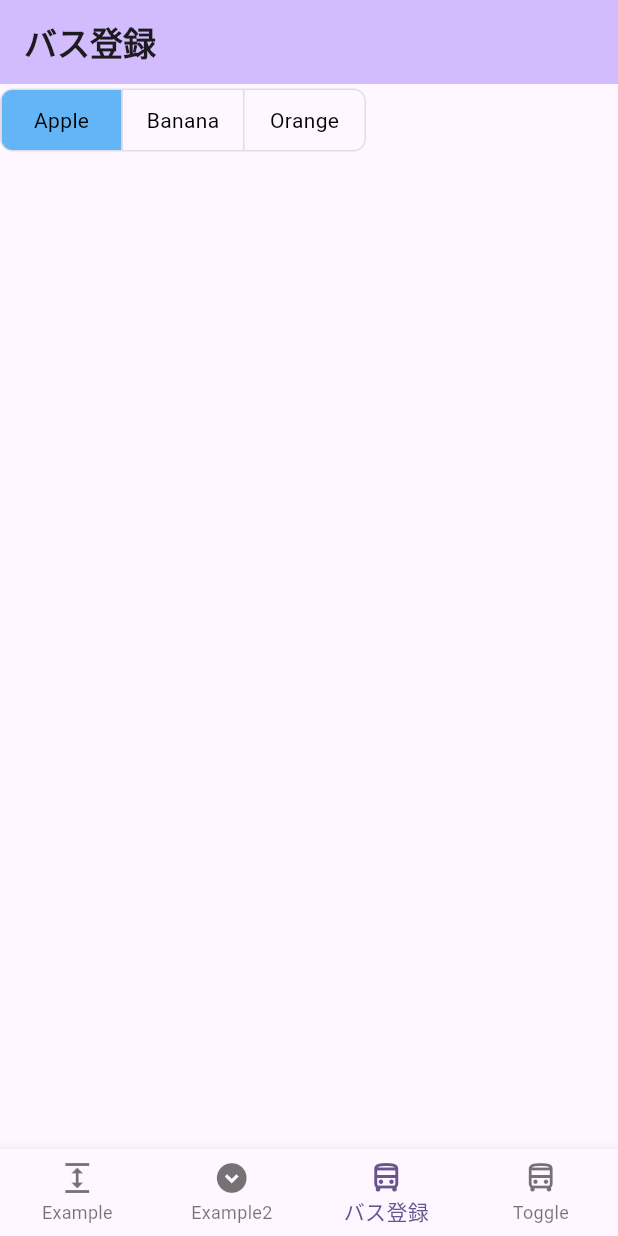
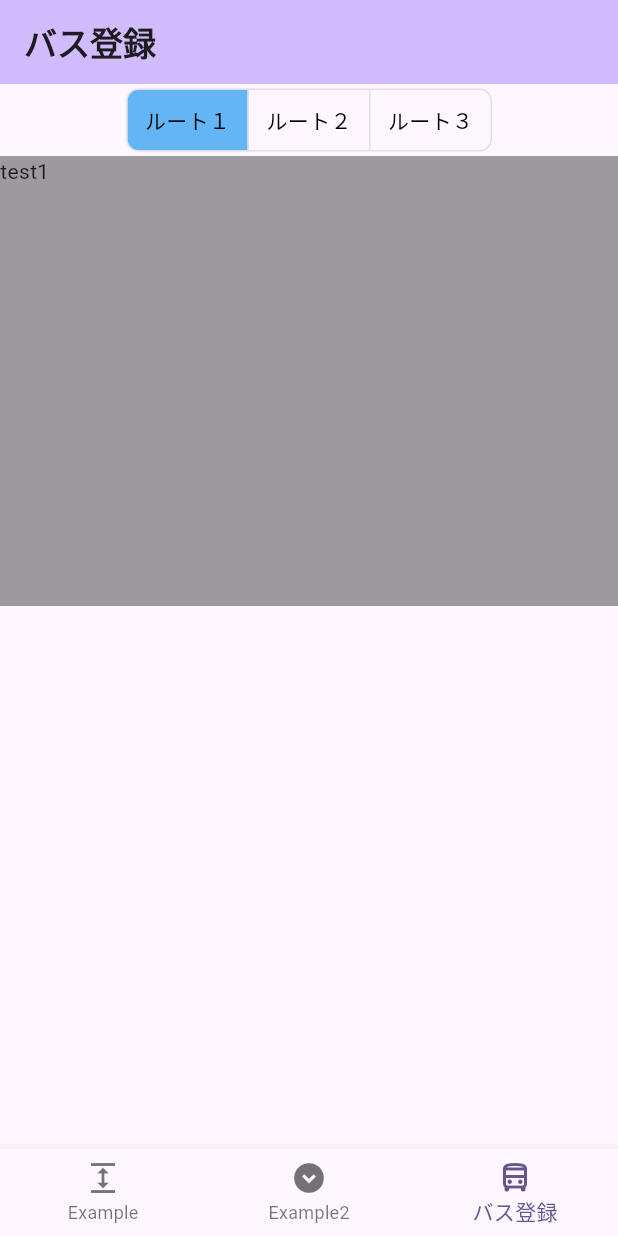
Before and after one commit to Yoshidagumi-group5/bus_app, a Flutter app: the screen it shows after launch, item 3 of the bottom bar chosen, on a phone screen of 412 x 824 dp. Run offline on Flutter 3.47's test engine with Material 3 defaults, Android fonts, the phone set to English and light mode, and no system bars; our stand-ins replace flutter_riverpod, hooks_riverpod.

Commit message:
ちょっと変更

```diff
--- a/lib/main.dart
+++ b/lib/main.dart
@@ -1,5 +1,4 @@
 import 'package:bus_app/pages/bus_registration.dart';
-import 'package:bus_app/pages/toggle_test.dart';
 import 'package:bus_app/pages/example.dart';
 import 'package:bus_app/pages/example2.dart';
 import 'package:flutter/material.dart';
@@ -30,7 +29,6 @@ enum PageType {
   example1,
   example2,
   busRegistration,
-  toggleButtonsSample,
 }
 
 class BottomNavigationNotifier extends Notifier<PageType> {
@@ -66,9 +64,6 @@ class MainPage extends ConsumerWidget {
       case PageType.busRegistration:
         bodyWidget = BusRegistration();
         break;
-      case PageType.toggleButtonsSample:
-        bodyWidget = const ToggleButtonsSample(title: 'aaa');
-        break;
     }
 
     return Scaffold(
@@ -92,10 +87,6 @@ class MainPage extends ConsumerWidget {
             icon: Icon(Icons.directions_bus_outlined),
             label: 'バス登録',
           ),
-          BottomNavigationBarItem(
-            icon: Icon(Icons.directions_bus_outlined),
-            label: 'Toggle',
-          ),
         ],
         onTap: (index) {
           final pageType = PageType.values[index];
--- a/lib/pages/bus_registration.dart
+++ b/lib/pages/bus_registration.dart
@@ -2,13 +2,24 @@ import 'package:flutter/material.dart';
 import 'package:flutter_riverpod/flutter_riverpod.dart';
 import 'package:hooks_riverpod/hooks_riverpod.dart';
 
-const List<Widget> fruits = <Widget>[
-  Text('Apple'),
-  Text('Banana'),
-  Text('Orange')
+
+class Test1 extends StatelessWidget {
+  const Test1({super.key});
+
+  @override
+  Widget build(BuildContext context) {
+    return const Text('test1');
+  }
+}
+
+
+const List<Widget> routes = <Widget>[
+  Text('ルート１'),
+  Text('ルート２'),
+  Text('ルート３')
 ];
 
-final fruitProvider = StateProvider<List<bool>>(
+final routeProvider = StateProvider<List<bool>>(
   (ref) => <bool>[true, false, false],
 );
 
@@ -17,7 +28,7 @@ class BusRegistration extends ConsumerWidget {
 
   @override
   Widget build(BuildContext context, WidgetRef ref) {
-    final fruit = ref.watch(fruitProvider);
+    final route = ref.watch(routeProvider);
 
     return Scaffold(
       appBar: AppBar(
@@ -32,11 +43,11 @@ class BusRegistration extends ConsumerWidget {
           ToggleButtons(
             direction: Axis.horizontal,
             onPressed: (int index) {
-              // for (int i = 0; i < fruit.length; i++) {
-              //   fruit[i] = i == index;
+              // for (int i = 0; i < route.length; i++) {
+              //   route[i] = i == index;
               // }
-              ref.read(fruitProvider.notifier).state =
-                  List.generate(fruit.length, (i) => i == index);
+              ref.read(routeProvider.notifier).state =
+                  List.generate(route.length, (i) => i == index);
             },
             borderRadius: const BorderRadius.all(Radius.circular(8)),
             // selectedBorderColor: Colors.blue,
@@ -47,8 +58,14 @@ class BusRegistration extends ConsumerWidget {
               minHeight: 40.0,
               minWidth: 80.0,
             ),
-            isSelected: fruit,
-            children: fruits,
+            isSelected: route,
+            children: routes,
+          ),
+          Container(
+            color: Colors.black38,
+            width: double.infinity,
+            height: 300,
+            child: Test1(),
           ),
         ],
       ),
```
Also changed, not shown: lib/pages/toggle_test.dart (deleted, +0 -57 lines).
